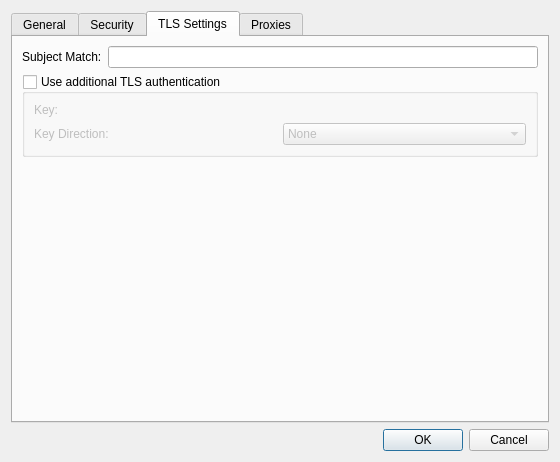
This is plasma-nm/vpn/openvpn/openvpnadvanced.ui in fluxer/kde-extraapps as Qt 5 draws it before an edit. The edited form follows.
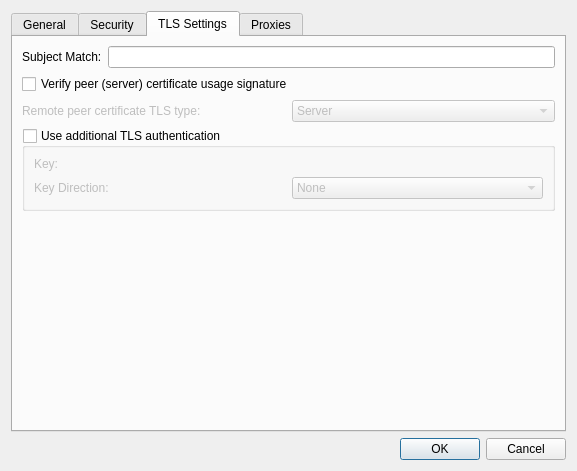
This is the edited form. The open tabs and pages were chosen to show the change. Custom widgets are drawn as their Qt base class.

What changed in the file:
```diff
--- a/plasma-nm/vpn/openvpn/openvpnadvanced.ui
+++ b/plasma-nm/vpn/openvpn/openvpnadvanced.ui
@@ -6,8 +6,8 @@
    <rect>
     <x>0</x>
     <y>0</y>
-    <width>560</width>
-    <height>462</height>
+    <width>573</width>
+    <height>471</height>
    </rect>
   </property>
   <layout class="QVBoxLayout" name="verticalLayout">
@@ -306,6 +306,44 @@
          </item>
         </layout>
        </item>
+       <item>
+        <widget class="QCheckBox" name="chkRemoteCertTls">
+         <property name="text">
+          <string>Verify peer (server) certificate usage signature</string>
+         </property>
+        </widget>
+       </item>
+       <item>
+        <layout class="QHBoxLayout" name="horizontalLayout_3">
+         <item>
+          <widget class="QLabel" name="labelRemoteCertTls">
+           <property name="enabled">
+            <bool>false</bool>
+           </property>
+           <property name="text">
+            <string>Remote peer certificate TLS type:</string>
+           </property>
+          </widget>
+         </item>
+         <item>
+          <widget class="QComboBox" name="cmbRemoteCertTls">
+           <property name="enabled">
+            <bool>false</bool>
+           </property>
+           <item>
+            <property name="text">
+             <string>Server</string>
+            </property>
+           </item>
+           <item>
+            <property name="text">
+             <string>Client</string>
+            </property>
+           </item>
+          </widget>
+         </item>
+        </layout>
+       </item>
        <item>
         <widget class="QGroupBox" name="useExtraTlsAuth">
          <property name="title">
@@ -384,8 +422,8 @@
          </property>
          <property name="sizeHint" stdset="0">
           <size>
-           <width>20</width>
-           <height>0</height>
+           <width>533</width>
+           <height>178</height>
           </size>
          </property>
         </spacer>
```
Left out of the diff: 46 changed lines with no effect on the pictures.
